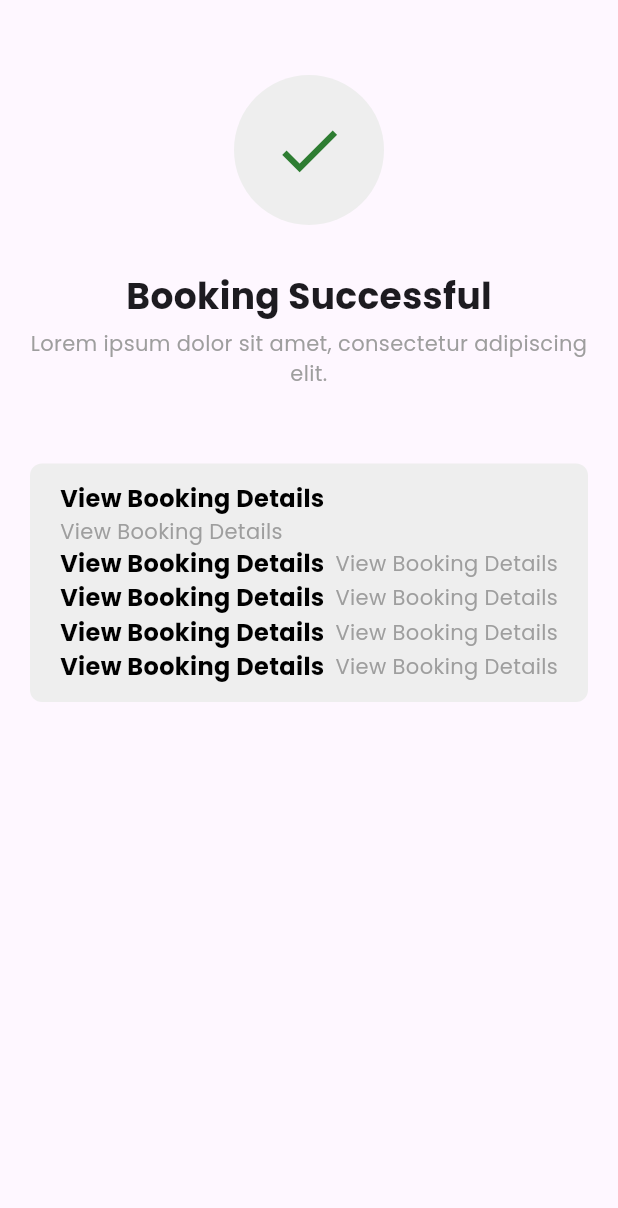
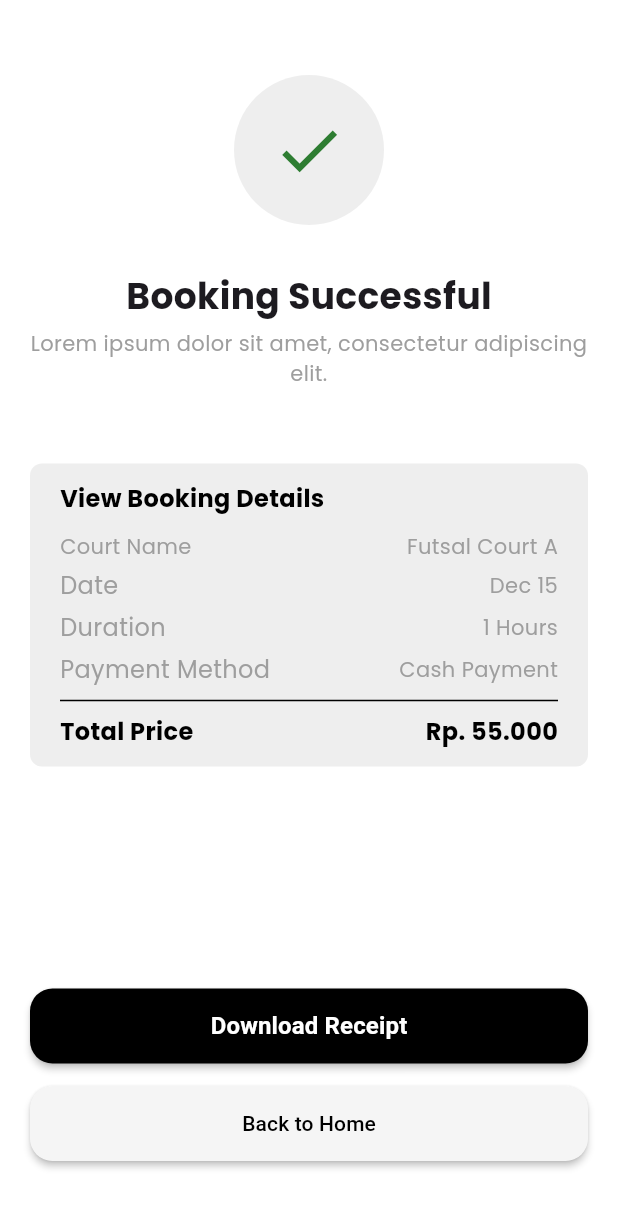
Before and after one commit to nicoearliawan/court-booking, a Flutter app: the BookingSuccess screen opened directly, on a phone screen of 412 x 824 dp. Shown: the top 1208 px of the screen. Run offline on Flutter 3.47's test engine with Material 3 defaults, Android fonts, the phone set to English and light mode, and no system bars; our stand-ins replace google_fonts.

Commit message:
add button

```diff
--- a/lib/pages/booking_success.dart
+++ b/lib/pages/booking_success.dart
@@ -1,3 +1,4 @@
+import 'package:court_booking/widgets/button.dart';
 import 'package:flutter/material.dart';
 import 'package:google_fonts/google_fonts.dart';
 
@@ -7,6 +8,7 @@ class BookingSuccess extends StatelessWidget {
   @override
   Widget build(BuildContext context) {
     return Scaffold(
+      backgroundColor: Colors.white,
       body: Padding(
         padding: const EdgeInsets.symmetric(horizontal: 20.0, vertical: 50),
         child: Center(
@@ -54,15 +56,79 @@ class BookingSuccess extends StatelessWidget {
                           color: Colors.black,
                         ),
                       ),
-                      Text(
-                        "View Booking Details",
-                        style: GoogleFonts.poppins(color: Colors.grey),
+                      SizedBox(height: 10),
+                      Row(
+                        children: [
+                          Text(
+                            "Court Name",
+                            style: GoogleFonts.poppins(color: Colors.grey),
+                          ),
+                          Spacer(),
+                          Text(
+                            "Futsal Court A",
+                            style: GoogleFonts.poppins(color: Colors.grey),
+                          ),
+                        ],
                       ),
+                      SizedBox(height: 5),
 
                       Row(
                         children: [
                           Text(
-                            "View Booking Details",
+                            "Date",
+                            style: GoogleFonts.poppins(
+                              fontSize: 16,
+                              color: Colors.grey,
+                            ),
+                          ),
+                          Spacer(),
+                          Text(
+                            "Dec 15",
+                            style: GoogleFonts.poppins(color: Colors.grey),
+                          ),
+                        ],
+                      ),
+                      SizedBox(height: 5),
+                      Row(
+                        children: [
+                          Text(
+                            "Duration",
+                            style: GoogleFonts.poppins(
+                              fontSize: 16,
+                              color: Colors.grey,
+                            ),
+                          ),
+                          Spacer(),
+                          Text(
+                            "1 Hours",
+                            style: GoogleFonts.poppins(color: Colors.grey),
+                          ),
+                        ],
+                      ),
+                      SizedBox(height: 5),
+                      Row(
+                        children: [
+                          Text(
+                            "Payment Method",
+                            style: GoogleFonts.poppins(
+                              fontSize: 16,
+                              color: Colors.grey,
+                            ),
+                          ),
+                          Spacer(),
+                          Text(
+                            "Cash Payment",
+                            style: GoogleFonts.poppins(color: Colors.grey),
+                          ),
+                        ],
+                      ),
+                      SizedBox(height: 8),
+                      Divider(height: 2, color: Colors.black),
+                      SizedBox(height: 8),
+                      Row(
+                        children: [
+                          Text(
+                            "Total Price",
                             style: GoogleFonts.poppins(
                               fontSize: 16,
                               fontWeight: FontWeight.bold,
@@ -71,65 +137,48 @@ class BookingSuccess extends StatelessWidget {
                           ),
                           Spacer(),
                           Text(
-                            "View Booking Details",
-                            style: GoogleFonts.poppins(color: Colors.grey),
-                          ),
-                        ],
-                      ),
-                      Row(
-                        children: [
-                          Text(
-                            "View Booking Details",
+                            "Rp. 55.000",
                             style: GoogleFonts.poppins(
                               fontSize: 16,
                               fontWeight: FontWeight.bold,
                               color: Colors.black,
                             ),
                           ),
-                          Spacer(),
-                          Text(
-                            "View Booking Details",
-                            style: GoogleFonts.poppins(color: Colors.grey),
-                          ),
-                        ],
-                      ),
-                      Row(
-                        children: [
-                          Text(
-                            "View Booking Details",
-                            style: GoogleFonts.poppins(
-                              fontSize: 16,
-                              fontWeight: FontWeight.bold,
-                              color: Colors.black,
-                            ),
-                          ),
-                          Spacer(),
-                          Text(
-                            "View Booking Details",
-                            style: GoogleFonts.poppins(color: Colors.grey),
-                          ),
-                        ],
-                      ),
-                      Row(
-                        children: [
-                          Text(
-                            "View Booking Details",
-                            style: GoogleFonts.poppins(
-                              fontSize: 16,
-                              fontWeight: FontWeight.bold,
-                              color: Colors.black,
-                            ),
-                          ),
-                          Spacer(),
-                          Text(
-                            "View Booking Details",
-                            style: GoogleFonts.poppins(color: Colors.grey),
-                          ),
                         ],
                       ),
                     ],
                   ),
                 ),
+              ),
+              Spacer(),
+              Column(
+                children: [
+                  CustomButton(
+                    textButton: "Download Receipt",
+                    onPressed: () {},
+                  ),
+                  SizedBox(height: 15,),
+                  SizedBox(
+                    height: 50,
+                    width: double.infinity,
+                    child: ElevatedButton(
+                      onPressed: () {
+                        Navigator.pop(context);
+                      },
+                      style: ElevatedButton.styleFrom(
+                        backgroundColor: Colors.grey[100],
+                        elevation: 2,
+                        shape: RoundedRectangleBorder(
+                          borderRadius: BorderRadius.circular(15),
+                        ),
+                      ),
+                      child: Text(
+                        "Back to Home",
+                        style: TextStyle(color: Colors.black),
+                      ),
+                    ),
+                  ),
+                ],
               ),
             ],
           ),
```
